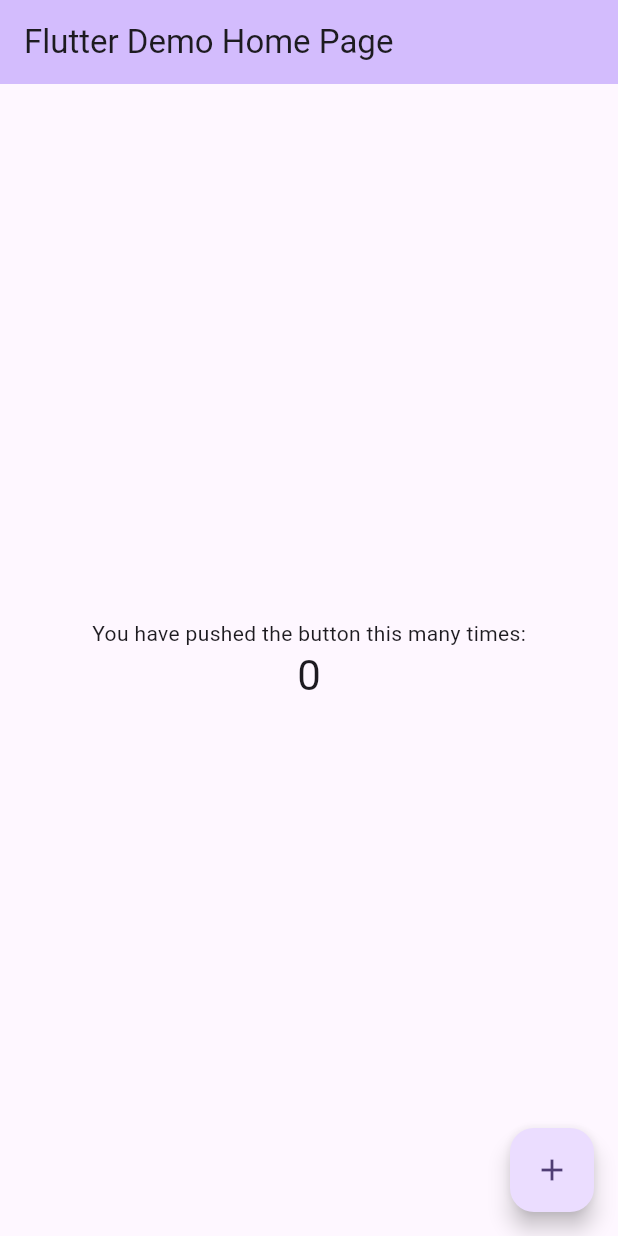
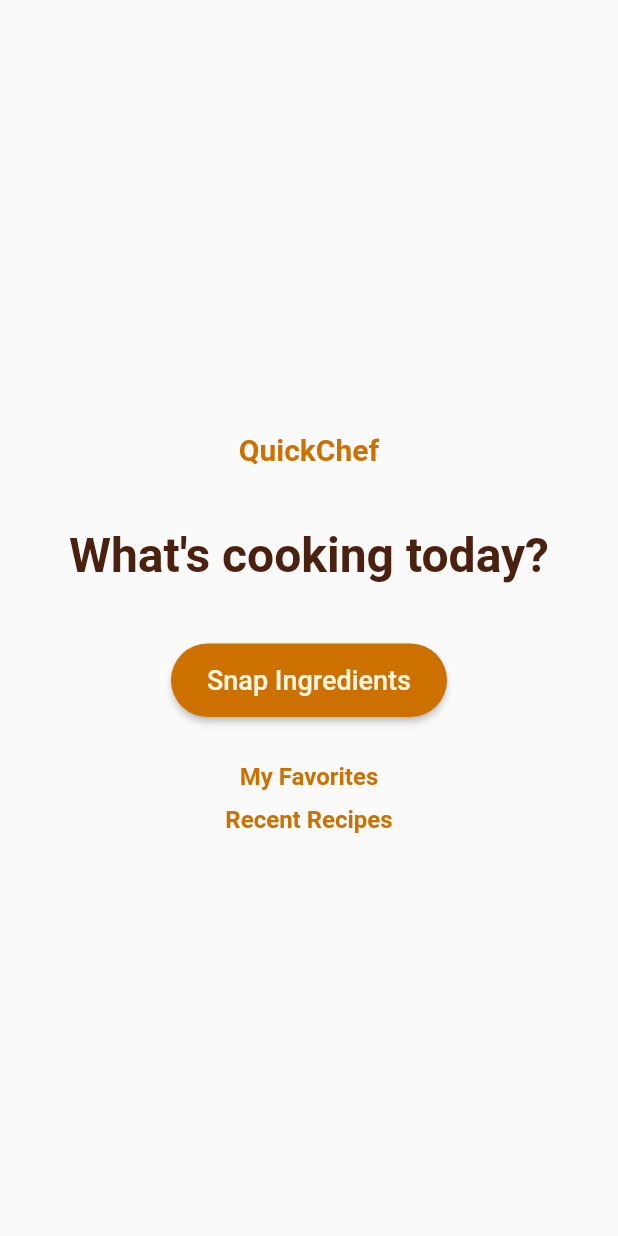
Before and after one commit to tkovachka/QuickChef, a Flutter app: the screen it shows after launch, on a phone screen of 412 x 824 dp. Run offline on Flutter 3.47's test engine with Material 3 defaults, Android fonts, the phone set to English and light mode, and no system bars; our stand-ins replace camera.

Commit message:
The most basic ui ever <3

```diff
--- a/lib/main.dart
+++ b/lib/main.dart
@@ -1,125 +1,37 @@
 import 'package:flutter/material.dart';
+import 'package:proekt/ui/custom_colors.dart';
+import 'screens/home_screen.dart';
+import 'screens/picture_screen.dart';
+import 'screens/ingredients_screen.dart';
+import 'screens/recipes_screen.dart';
+import 'screens/recipe_details_screen.dart';
 
-void main() {
-  runApp(const MyApp());
-}
+void main() => runApp(const MyApp());
 
 class MyApp extends StatelessWidget {
   const MyApp({super.key});
 
-  // This widget is the root of your application.
   @override
   Widget build(BuildContext context) {
     return MaterialApp(
-      title: 'Flutter Demo',
+      title: 'QuickChef',
+      debugShowCheckedModeBanner: false,
+      initialRoute: '/home',
       theme: ThemeData(
-        // This is the theme of your application.
-        //
-        // TRY THIS: Try running your application with "flutter run". You'll see
-        // the application has a purple toolbar. Then, without quitting the app,
-        // try changing the seedColor in the colorScheme below to Colors.green
-        // and then invoke "hot reload" (save your changes or press the "hot
-        // reload" button in a Flutter-supported IDE, or press "r" if you used
-        // the command line to start the app).
-        //
-        // Notice that the counter didn't reset back to zero; the application
-        // state is not lost during the reload. To reset the state, use hot
-        // restart instead.
-        //
-        // This works for code too, not just values: Most code changes can be
-        // tested with just a hot reload.
-        colorScheme: ColorScheme.fromSeed(seedColor: Colors.deepPurple),
-        useMaterial3: true,
+        colorScheme: ColorScheme.fromSeed(seedColor: CustomColor.cream),
+        brightness: Brightness.light,
+        useMaterial3: false,
       ),
-      home: const MyHomePage(title: 'Flutter Demo Home Page'),
+      routes: {
+        '/home': (_) => const HomeScreen(),
+        '/picture': (_) => const PictureScreen(),
+        '/loading': (_) => const Placeholder(), // todo change this to loading screen
+        '/ingredients': (_) => IngredientsScreen(),
+        '/recipes': (_) => RecipesScreen(),
+        '/recipe_details': (_) => const RecipeDetailsScreen(),
+        '/favourites': (_) => const Placeholder(), // todo change to faves
+        '/recent': (_) => const Placeholder(), // todo change to recent
+      },
     );
   }
 }
-
-class MyHomePage extends StatefulWidget {
-  const MyHomePage({super.key, required this.title});
-
-  // This widget is the home page of your application. It is stateful, meaning
-  // that it has a State object (defined below) that contains fields that affect
-  // how it looks.
-
-  // This class is the configuration for the state. It holds the values (in this
-  // case the title) provided by the parent (in this case the App widget) and
-  // used by the build method of the State. Fields in a Widget subclass are
-  // always marked "final".
-
-  final String title;
-
-  @override
-  State<MyHomePage> createState() => _MyHomePageState();
-}
-
-class _MyHomePageState extends State<MyHomePage> {
-  int _counter = 0;
-
-  void _incrementCounter() {
-    setState(() {
-      // This call to setState tells the Flutter framework that something has
-      // changed in this State, which causes it to rerun the build method below
-      // so that the display can reflect the updated values. If we changed
-      // _counter without calling setState(), then the build method would not be
-      // called again, and so nothing would appear to happen.
-      _counter++;
-    });
-  }
-
-  @override
-  Widget build(BuildContext context) {
-    // This method is rerun every time setState is called, for instance as done
-    // by the _incrementCounter method above.
-    //
-    // The Flutter framework has been optimized to make rerunning build methods
-    // fast, so that you can just rebuild anything that needs updating rather
-    // than having to individually change instances of widgets.
-    return Scaffold(
-      appBar: AppBar(
-        // TRY THIS: Try changing the color here to a specific color (to
-        // Colors.amber, perhaps?) and trigger a hot reload to see the AppBar
-        // change color while the other colors stay the same.
-        backgroundColor: Theme.of(context).colorScheme.inversePrimary,
-        // Here we take the value from the MyHomePage object that was created by
-        // the App.build method, and use it to set our appbar title.
-        title: Text(widget.title),
-      ),
-      body: Center(
-        // Center is a layout widget. It takes a single child and positions it
-        // in the middle of the parent.
-        child: Column(
-          // Column is also a layout widget. It takes a list of children and
-          // arranges them vertically. By default, it sizes itself to fit its
-          // children horizontally, and tries to be as tall as its parent.
-          //
-          // Column has various properties to control how it sizes itself and
-          // how it positions its children. Here we use mainAxisAlignment to
-          // center the children vertically; the main axis here is the vertical
-          // axis because Columns are vertical (the cross axis would be
-          // horizontal).
-          //
-          // TRY THIS: Invoke "debug painting" (choose the "Toggle Debug Paint"
-          // action in the IDE, or press "p" in the console), to see the
-          // wireframe for each widget.
-          mainAxisAlignment: MainAxisAlignment.center,
-          children: <Widget>[
-            const Text(
-              'You have pushed the button this many times:',
-            ),
-            Text(
-              '$_counter',
-              style: Theme.of(context).textTheme.headlineMedium,
-            ),
-          ],
-        ),
-      ),
-      floatingActionButton: FloatingActionButton(
-        onPressed: _incrementCounter,
-        tooltip: 'Increment',
-        child: const Icon(Icons.add),
-      ), // This trailing comma makes auto-formatting nicer for build methods.
-    );
-  }
-}
--- /dev/null
+++ b/lib/screens/favourites_screen.dart
@@ -0,0 +1 @@
+//todo implement
--- /dev/null
+++ b/lib/screens/home_screen.dart
@@ -0,0 +1,48 @@
+import 'package:flutter/material.dart';
+import 'package:proekt/ui/custom_button.dart';
+import 'package:proekt/ui/custom_colors.dart';
+import 'package:proekt/ui/custom_text.dart';
+
+class HomeScreen extends StatelessWidget {
+  const HomeScreen({super.key});
+
+  @override
+  Widget build(BuildContext context) {
+    return Scaffold(
+      body: Center(
+        child: Padding(
+          padding: const EdgeInsets.all(16.0),
+          child: Column(
+            mainAxisAlignment: MainAxisAlignment.center,
+            children: [
+              //todo add logo here
+              const SizedBox(height: 20),
+              const NormalText(text: "QuickChef", size: 20, color:CustomColor.darkOrange),
+              const SizedBox(height: 40),
+              const TitleText(text: "What's cooking today?"),
+              const SizedBox(height: 40),
+              CustomButton(
+                onPressed: () => Navigator.pushNamed(context, '/picture'),
+                text: "Snap Ingredients",
+              ),
+              const SizedBox(height: 30),
+              GestureDetector(
+                onTap: () {
+                  Navigator.pushNamed(context, '/favorites');
+                },
+                child: const NormalText(text: "My Favorites", color: CustomColor.darkOrange),
+              ),
+              const SizedBox(height: 10),
+              GestureDetector(
+                onTap: () {
+                  Navigator.pushNamed(context, '/recipes');
+                },
+                child: const NormalText(text: "Recent Recipes", color: CustomColor.darkOrange),
+              ),
+            ],
+          ),
+        ),
+      ),
+    );
+  }
+}
--- /dev/null
+++ b/lib/screens/loading_screen.dart
@@ -0,0 +1 @@
+//todo something fun for loading maybe show cooking jokes while ai is analyzing
--- /dev/null
+++ b/lib/screens/recent_recipes_screen.dart
@@ -0,0 +1 @@
+//todo implement
--- /dev/null
+++ b/lib/ui/custom_button.dart
@@ -0,0 +1,28 @@
+import 'package:flutter/material.dart';
+
+import 'custom_colors.dart';
+
+class CustomButton extends StatelessWidget {
+  final String text;
+  final VoidCallback onPressed;
+
+  const CustomButton({super.key, required this.text, required this.onPressed});
+
+  @override
+  Widget build(BuildContext context) {
+    return ElevatedButton(
+      onPressed: onPressed,
+      style: ElevatedButton.styleFrom(
+          backgroundColor: CustomColor.darkOrange,
+          shape: RoundedRectangleBorder(borderRadius: BorderRadius.circular(25)),
+          padding: const EdgeInsets.symmetric(vertical: 14, horizontal: 24)),
+      child: Text(
+        text,
+        style: const TextStyle(
+          color: CustomColor.cream,
+          fontSize: 18,
+        ),
+      ),
+    );
+  }
+}
--- /dev/null
+++ b/lib/ui/custom_colors.dart
@@ -0,0 +1,11 @@
+import 'dart:ui';
+
+class CustomColor {
+  static const Color white = Color(0xFFFDFAF6);
+  static const Color cream = Color(0xFFFFF5E1);
+  static const Color yellow = Color(0xFFF6E099);
+  static const Color orange = Color(0xFFFFA500);
+  static const Color darkOrange = Color(0xFFCC7000);
+  static const Color brown = Color(0xFF6B3E26);
+  static const Color darkBrown = Color(0xFF4A210F);
+}
--- /dev/null
+++ b/lib/ui/custom_text.dart
@@ -0,0 +1,44 @@
+
+
+import 'package:flutter/cupertino.dart';
+import 'package:proekt/ui/custom_colors.dart';
+
+class TitleText extends StatelessWidget{
+  final String text;
+
+  const TitleText({super.key, required this.text});
+
+  @override
+  Widget build(BuildContext context) {
+    return Text(
+      text,
+      style: const TextStyle(
+        fontSize: 32,
+        fontWeight: FontWeight.bold,
+        color: CustomColor.darkBrown
+      ),
+    );
+  }
+
+}
+
+class NormalText extends StatelessWidget{
+  final String text;
+  final double? size;
+  final Color? color;
+  final VoidCallback? onPressed;
+
+  const NormalText({super.key, required this.text, this.size, this.color, this.onPressed});
+
+  @override
+  Widget build(BuildContext context) {
+    return Text(
+      text,
+      style: TextStyle(
+          fontSize: size ?? 16,
+          fontWeight: FontWeight.bold,
+          color: color ?? CustomColor.brown
+      ),
+    );
+  }
+}
--- a/pubspec.yaml
+++ b/pubspec.yaml
@@ -35,6 +35,7 @@ dependencies:
   # The following adds the Cupertino Icons font to your application.
   # Use with the CupertinoIcons class for iOS style icons.
   cupertino_icons: ^1.0.8
+  camera: ^0.11.0+2
 
 dev_dependencies:
   flutter_test:
```
Also changed, not shown: lib/models/recipe.dart (added, +17 -0 lines), lib/screens/ingredients_screen.dart (added, +61 -0 lines), lib/screens/picture_screen.dart (added, +129 -0 lines), lib/screens/recipe_details_screen.dart (added, +76 -0 lines), lib/screens/recipes_screen.dart (added, +61 -0 lines), lib/widgets/ingredient_card.dart (added, +42 -0 lines), lib/widgets/recipe_card.dart (added, +46 -0 lines), pubspec.lock, 3 other files.
